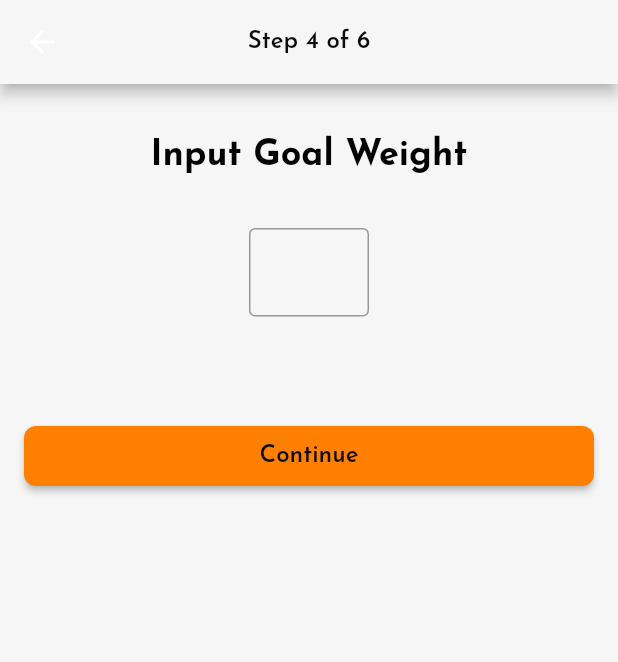
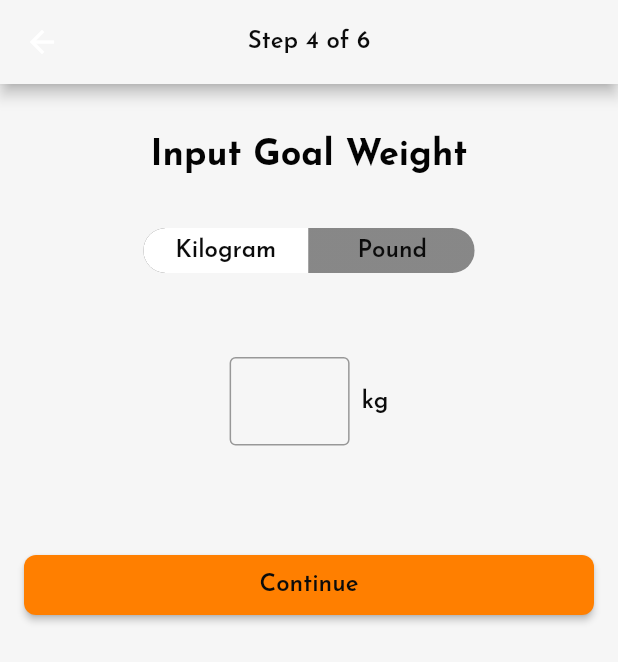
Before and after one commit to Kelompok-Capstone-9/MOBILE, a Flutter app: the WeightScreen screen opened directly, after a tap on "Continue", on a phone screen of 412 x 824 dp. Shown: the top 662 px of the screen. Run offline on Flutter 3.47's test engine with Material 2 defaults, Android fonts, the phone set to English and light mode, and no system bars; drawn by our look-alikes of toggle_switch; our stand-ins replace google_fonts; missing offline and left inert: hovering.

```diff
--- a/lib/main.dart
+++ b/lib/main.dart
@@ -1,8 +1,8 @@
 import 'package:flutter/material.dart';
 import 'package:gofit_apps/view/register/gender_screen.dart';
 
+import 'view/splash_screen.dart';
 
-// import 'view/splash_screen.dart';
 void main() {
   runApp(const MyApp());
 }
--- a/lib/view/register/gender_screen.dart
+++ b/lib/view/register/gender_screen.dart
@@ -43,6 +43,8 @@ class _ChooseGenderScreenState extends State<ChooseGenderScreen> {
                     foregroundColor: const Color((0xffFF7F00)),
                     disabledForegroundColor: ColorsTheme.bgScreen),
                 child: Container(
+                  width: 328,
+                  height: 60,
                   padding: const EdgeInsets.only(
                       left: 16, top: 22, bottom: 22, right: 16),
                   decoration: const BoxDecoration(
@@ -72,6 +74,8 @@ class _ChooseGenderScreenState extends State<ChooseGenderScreen> {
                     foregroundColor: const Color((0xffFF7F00)),
                     disabledForegroundColor: ColorsTheme.bgScreen),
                 child: Container(
+                  width: 328,
+                  height: 60,
                   padding: const EdgeInsets.only(
                       left: 16, top: 22, bottom: 22, right: 16),
                   child: Row(
--- a/lib/view/register/weight_goal_screen.dart
+++ b/lib/view/register/weight_goal_screen.dart
@@ -1,5 +1,7 @@
 import 'package:flutter/material.dart';
 import 'package:gofit_apps/themes/color_style.dart';
+import 'package:gofit_apps/view/register/choose_training.dart';
+import 'package:toggle_switch/toggle_switch.dart';
 
 class WeightGoalScreen extends StatefulWidget {
   const WeightGoalScreen({Key? key}) : super(key: key);
@@ -31,6 +33,29 @@ class _WeightGoalScreenState extends State<WeightGoalScreen> {
             const SizedBox(
               height: 36,
             ),
+            ToggleSwitch(
+              minWidth: 110,
+              minHeight: 30,
+              cornerRadius: 20,
+              customTextStyles: [ThemeText.heading1],
+              activeBgColors: const [
+                [Colors.white],
+                [Colors.white]
+              ],
+              activeFgColor: Colors.white,
+              inactiveBgColor: Colors.black26,
+              inactiveFgColor: Colors.white,
+              totalSwitches: 2,
+              labels: const ['Kilogram', 'Pound'],
+              onToggle: (index) {},
+            ),
+            const SizedBox(
+              height: 56,
+            ),
+            Row(
+              mainAxisAlignment: MainAxisAlignment.center,
+              crossAxisAlignment: CrossAxisAlignment.center,
+              children: [
                 Container(
                   decoration: const BoxDecoration(
                       borderRadius: BorderRadius.all(Radius.circular(4))),
@@ -52,6 +77,15 @@ class _WeightGoalScreenState extends State<WeightGoalScreen> {
                   ),
                 ),
                 const SizedBox(
+                  width: 8,
+                ),
+                Text(
+                  'kg',
+                  style: ThemeText.heading1,
+                ),
+              ],
+            ),
+            const SizedBox(
               height: 68,
             ),
             Container(
@@ -64,8 +98,8 @@ class _WeightGoalScreenState extends State<WeightGoalScreen> {
                     ),
                     backgroundColor: const Color(0xffFF7F00)),
                 onPressed: () {
-                  // Navigator.of(context).push(MaterialPageRoute(
-                  //     builder: (context) => const WeightGoalScreen()));
+                  Navigator.of(context).push(MaterialPageRoute(
+                      builder: (context) => const ChooseTrainingScreen()));
                 },
                 child: Padding(
                   padding: const EdgeInsets.symmetric(vertical: 12),
--- a/lib/view/register/weight_screen.dart
+++ b/lib/view/register/weight_screen.dart
@@ -1,6 +1,7 @@
 import 'package:flutter/material.dart';
 import 'package:gofit_apps/themes/color_style.dart';
 import 'package:gofit_apps/view/register/weight_goal_screen.dart';
+import 'package:toggle_switch/toggle_switch.dart';
 
 class WeightScreen extends StatefulWidget {
   const WeightScreen({Key? key}) : super(key: key);
@@ -32,6 +33,29 @@ class _WeightScreenState extends State<WeightScreen> {
             const SizedBox(
               height: 36,
             ),
+            ToggleSwitch(
+              minWidth: 110,
+              minHeight: 30,
+              cornerRadius: 20,
+              customTextStyles: [ThemeText.heading1],
+              activeBgColors: const [
+                [Colors.white],
+                [Colors.white]
+              ],
+              activeFgColor: Colors.white,
+              inactiveBgColor: Colors.black26,
+              inactiveFgColor: Colors.white,
+              totalSwitches: 2,
+              labels: const ['Kilogram', 'Pound'],
+              onToggle: (index) {},
+            ),
+            const SizedBox(
+              height: 56,
+            ),
+            Row(
+              mainAxisAlignment: MainAxisAlignment.center,
+              crossAxisAlignment: CrossAxisAlignment.center,
+              children: [
                 Container(
                   decoration: const BoxDecoration(
                       borderRadius: BorderRadius.all(Radius.circular(4))),
@@ -51,6 +75,15 @@ class _WeightScreenState extends State<WeightScreen> {
                       floatingLabelBehavior: FloatingLabelBehavior.never,
                     ),
                   ),
+                ),
+                const SizedBox(
+                  width: 8,
+                ),
+                Text(
+                  'kg',
+                  style: ThemeText.heading1,
+                ),
+              ],
             ),
             const SizedBox(
               height: 68,
```
Also changed, not shown: lib/model/list_detail_dummy.dart (added, +72 -0 lines), lib/view/register/choose_training.dart (added, +62 -0 lines), lib/view/register/widget/card_training.dart (added, +27 -0 lines). Lines whose indentation alone changed are shown as unchanged.
